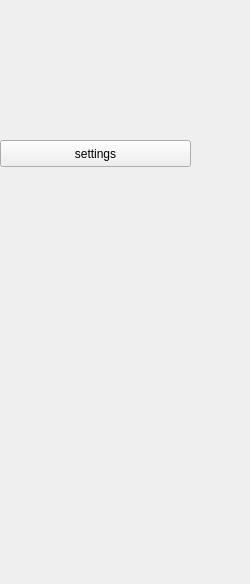
Qt form src/app/settings/SettingsFunc.ui (gonghf95/g5c) before a commit.
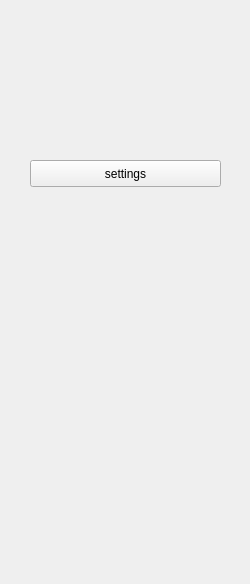
The same form after that commit.

```diff
--- a/src/app/settings/SettingsFunc.ui
+++ b/src/app/settings/SettingsFunc.ui
@@ -28,8 +28,8 @@
   <widget class="QPushButton" name="btn_switch">
    <property name="geometry">
     <rect>
-     <x>0</x>
-     <y>140</y>
+     <x>30</x>
+     <y>160</y>
      <width>191</width>
      <height>27</height>
     </rect>
```
